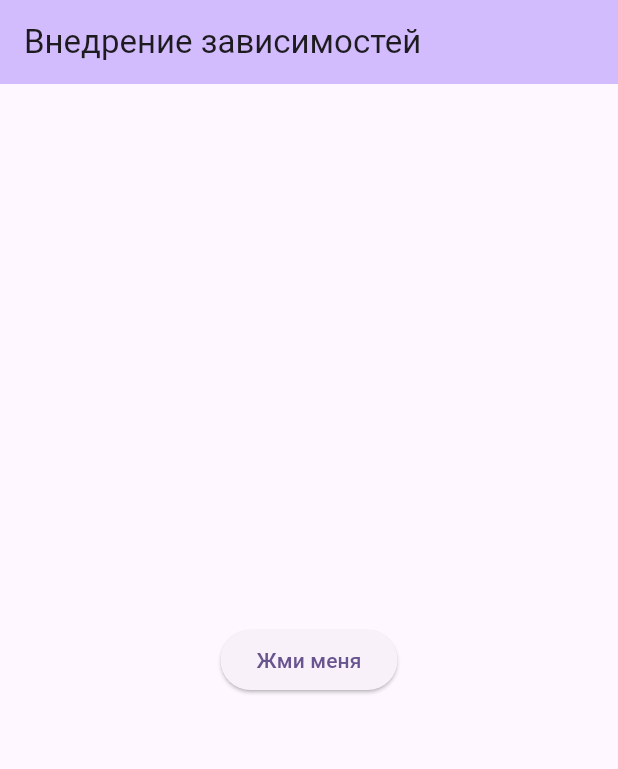
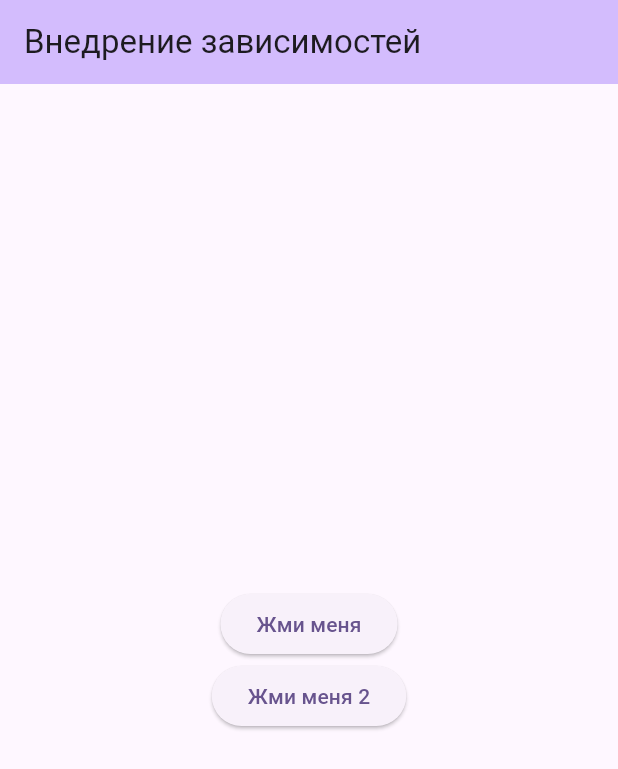
Before and after one commit to BolgovArt/flutter_ped_di, a Flutter app: the screen it shows after launch, after a tap on "Жми меня", on a phone screen of 412 x 824 dp. Shown: the top 769 px of the screen. Run offline on Flutter 3.47's test engine with Material 3 defaults, Android fonts, the light colour scheme and no system bars.

Commit message:
модель example_view_model.dart  внедряется в example_widget через my_app.dart

```diff
--- a/lib/example_view_model.dart
+++ b/lib/example_view_model.dart
@@ -1,6 +1,7 @@
 import 'package:flutter_ped_di/calculator_service.dart';
+import 'package:flutter_ped_di/example_widget.dart';
 
-class ExampleCalcViewModel {
+class ExampleCalcViewModel implements ExampleWidgetModel{ // 2. Имплементируемся от модели
   final calculatorService = const CalculatorService();
   const ExampleCalcViewModel();
 
@@ -9,15 +10,20 @@ class ExampleCalcViewModel {
     print(result);
   }
 
-  // void onPressMeTwo() {
-  //   print('Гав');
-  // }
+    void onPressMe2() {
+    print(5);
+  }
+
 }
 
-class ExamplePetViewModel {
+class ExamplePetViewModel implements ExampleWidgetModel{
   const ExamplePetViewModel();
 
     void onPressMe() {
     print('Гав');
   }
+
+      void onPressMe2() {
+    print('Мяу');
+  }
 }
--- a/lib/example_widget.dart
+++ b/lib/example_widget.dart
@@ -1,15 +1,16 @@
 import 'package:flutter/material.dart';
-import 'package:flutter_ped_di/example_view_model.dart';
 
-enum ExampleWidgetModel {
-  calc, pet
+// 1. Добавили абстрактный класс
+abstract class ExampleWidgetModel {
+  void onPressMe();
+  void onPressMe2();
 }
 
 class ExampleWidget extends StatelessWidget {
-  final ExampleWidgetModel mode;
-  final calcModel = const ExampleCalcViewModel();
-  final petModel = const ExamplePetViewModel();
-  const ExampleWidget({super.key, required this.mode});
+  final ExampleWidgetModel model;
+  // final calcModel = const ExampleCalcViewModel();
+  // final petModel = const ExamplePetViewModel();
+  const ExampleWidget({super.key, required this.model});
 
   @override
   Widget build(BuildContext context) {
@@ -25,18 +26,26 @@ class ExampleWidget extends StatelessWidget {
             ElevatedButton(
               child: const Text('Жми меня'),
               onPressed: () {
-                mode == ExampleWidgetModel.calc ? calcModel.onPressMe() : petModel.onPressMe();
+                model.onPressMe();
               },
             ),
-            // ElevatedButton(
-            //   child: const Text('Жми меня 2'),
-            //   onPressed: () {
-            //     modelOne.onPressMeTwo();
-            //   },
-            // ),
+            ElevatedButton(
+              child: const Text('Жми меня 2'),
+              onPressed: () {
+                model.onPressMe2();
+              },
+            ),
           ]
         ),
       ),
     );
   }
 }
+
+// мы можем не знать, сколько у нас может быть моделей.
+// итог коммита: нам теперь не нужно тянуть все модели. Появился абстрактный класс с перечислением методов модели, что
+// уменьшило код в верстке (нету ифов). Также нету модов (хотя все ещё в my_app передается модель ручками)
+// ExampleWidget перестал зависеть от моделей напрямую, + они перестали создаваться внутри виджета,
+// теперь они приходят через конструктор.
+// Схематично поменялись стрелочки (из видео 101 урок) - IoC - Inversion of Control
+// my_app.dart теперь внедряет example_view_model в конструктор ExampleWidget - внедрение зависимости.
--- a/lib/my_app.dart
+++ b/lib/my_app.dart
@@ -1,4 +1,5 @@
 import 'package:flutter/material.dart';
+import 'package:flutter_ped_di/example_view_model.dart';
 import 'package:flutter_ped_di/example_widget.dart';
 
 class MyApp extends StatelessWidget {
@@ -12,7 +13,8 @@ class MyApp extends StatelessWidget {
         colorScheme: ColorScheme.fromSeed(seedColor: Colors.deepPurple),
         useMaterial3: true,
       ),
-      home: const ExampleWidget(mode: ExampleWidgetModel.calc),
+      home: const ExampleWidget(model: ExamplePetViewModel(),), // 3. Внедрить абстрактный класс ExampleWidgetModel мы не
+      // можем, поэтому внедряем ExamplePetViewModel или ExampleCalcViewModel.
     );
   }
 }
```
